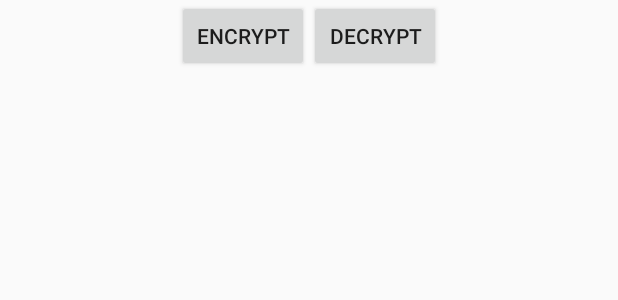
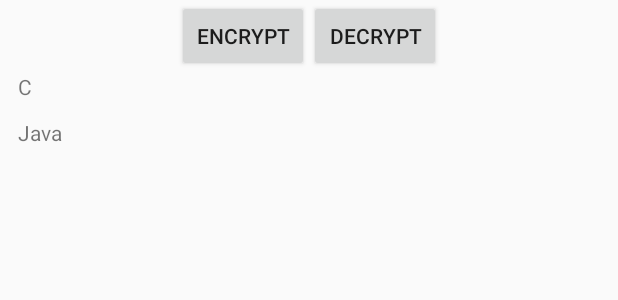
Before and after one commit to FromLightbeam/AndroidSteganography, an Android app: the layout activity_main.xml on its own in the app's theme, with its tools: preview values and no code run, on a phone screen of 412 x 824 dp. Shown: the top 300 px of the screen. Run offline under Robolectric (Android 15) with nearby library versions, the light colour scheme and no system bars.

Commit message:
c++ support

```diff
--- a/app/src/main/res/layout/activity_main.xml
+++ b/app/src/main/res/layout/activity_main.xml
@@ -6,6 +6,8 @@
     android:layout_height="match_parent"
     tools:context="com.hard.light.eight5.MainActivity"
     android:orientation="vertical">
+
+
         <LinearLayout
             android:layout_height="wrap_content"
             android:layout_width="match_parent"
@@ -23,6 +25,45 @@
                 android:onClick="decrypt"/>
 
         </LinearLayout>
+
+    <LinearLayout
+        android:layout_height="wrap_content"
+        android:layout_width="match_parent"
+        android:orientation="vertical">
+        <LinearLayout
+            android:layout_height="wrap_content"
+            android:layout_width="match_parent"
+            android:orientation="horizontal">
+        <ImageView
+            android:id="@+id/c_row"
+            android:layout_height="20dp"
+            android:layout_width="1dp"
+            android:layout_margin="5dp">
+        </ImageView>
+            <TextView
+                android:text="C"
+                android:layout_height="20dp"
+                android:layout_width="30dp">
+            </TextView>
+            </LinearLayout>
+        <LinearLayout
+            android:layout_height="wrap_content"
+            android:layout_width="match_parent"
+            android:orientation="horizontal">
+        <ImageView
+            android:id="@+id/java_row"
+            android:layout_height="20dp"
+            android:layout_width="1dp"
+            android:layout_margin="5dp">
+        </ImageView>
+        <TextView
+            android:text="Java"
+            android:layout_height="20dp"
+            android:layout_width="30dp">
+        </TextView>
+        </LinearLayout>
+    </LinearLayout>
+
     <LinearLayout
         android:layout_height="wrap_content"
         android:layout_width="match_parent"
@@ -34,6 +75,42 @@
             android:textSize="20sp"
             android:layout_height="wrap_content"
             android:layout_width="wrap_content" />
+    </LinearLayout>
+    <LinearLayout
+        android:layout_height="wrap_content"
+        android:layout_width="match_parent"
+        android:gravity="center">
+        <TextView
+            android:id="@+id/decodeC"
+            android:textAlignment="center"
+            android:textSize="20sp"
+            android:layout_height="wrap_content"
+            android:layout_width="wrap_content" />
+        <TextView
+            android:id="@+id/decodeJava"
+            android:textAlignment="center"
+            android:textSize="20sp"
+            android:layout_height="wrap_content"
+            android:layout_width="wrap_content" />
+    </LinearLayout>
+    <LinearLayout
+        android:layout_height="wrap_content"
+        android:layout_width="match_parent"
+        android:gravity="center">
+        <TextView
+            android:id="@+id/encodeC"
+            android:textAlignment="center"
+            android:textSize="20sp"
+            android:layout_height="wrap_content"
+            android:layout_width="wrap_content" />
+        <TextView
+            android:id="@+id/encodeJava"
+            android:textAlignment="center"
+            android:textSize="20sp"
+            android:layout_height="wrap_content"
+            android:layout_width="wrap_content" />
+
+
 
     </LinearLayout>
         <LinearLayout
```
Also changed, not shown: app/src/main/java/com/hard/light/eight5/MainActivity.java (+79 -20 lines), app/src/main/res/anim/myalpha.xml (added, +11 -0 lines), 3 other files.
